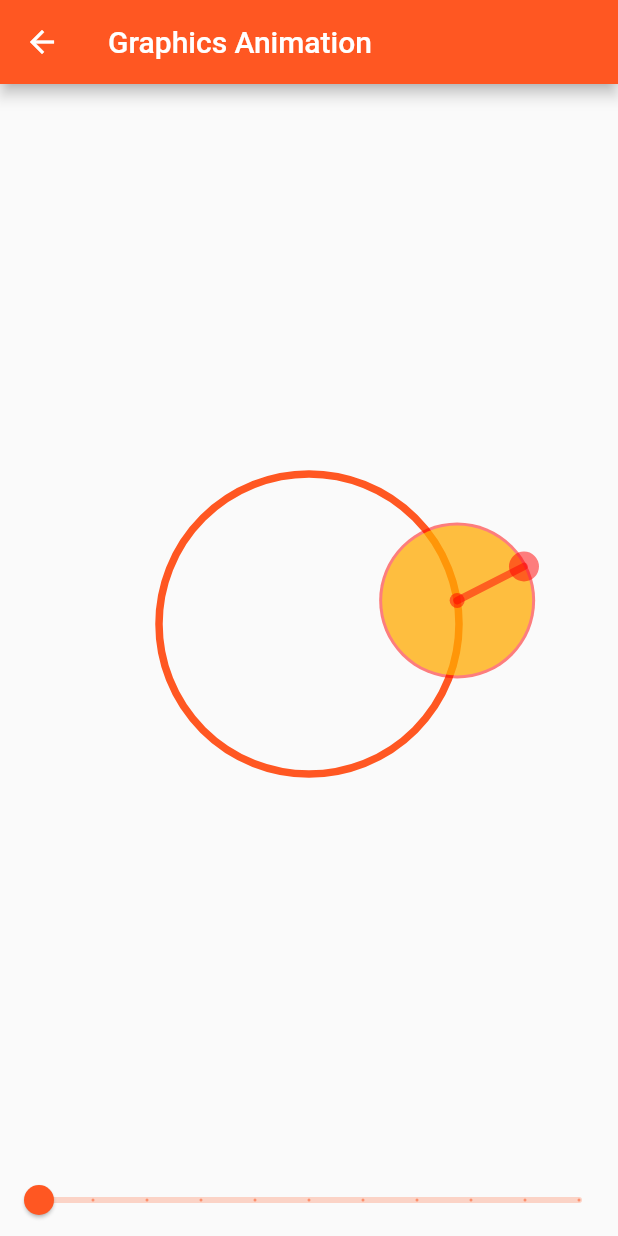
After one commit to mohamedYoussfi/flutter_ai_ocr_qrcode_facedetection, a Flutter app: the GraphicsPage screen opened by its route, on a phone screen of 412 x 824 dp. The commit adds this screen. Run offline on Flutter 3.47's test engine with Material 2 defaults, Android fonts, the phone set to English and light mode, and no system bars; our stand-ins replace image_cropper, image_picker, qr_flutter; missing offline and left inert: google_ml_kit, qr_code_scanner.

Commit message:
Second Commit Graphics Page

```diff
--- a/lib/main.dart
+++ b/lib/main.dart
@@ -1,5 +1,6 @@
 /// @Author : Mohamed YOUSSFI : med@youssfi.net
 import 'package:flutter/material.dart';
+import 'package:ocr_app/pages/graphics.page.dart';
 import 'package:ocr_app/pages/face.detector.page.dart';
 import 'package:ocr_app/pages/home.page.dart';
 import 'package:ocr_app/pages/ocr.page.dart';
@@ -23,7 +24,8 @@ class MyApp extends StatelessWidget {
         "/ocr":(context)=>const OcrPage(),
         "/face":(context)=>const FaceDetectorPage(),
         "/QR":(context)=>const QRCodePage(),
-        "/scanQR": (context)=> const QRViewScannerPage()
+        "/scanQR": (context)=> const QRViewScannerPage(),
+        "/graphics": (context)=> const GraphicsPage()
       },
     );
   }
--- /dev/null
+++ b/lib/pages/graphics.page.dart
@@ -0,0 +1,78 @@
+import 'package:flutter/material.dart';
+import 'dart:math';
+
+import '../widgets/painter.dart';
+class GraphicsPage extends StatefulWidget {
+  const GraphicsPage({Key? key}) : super(key: key);
+  @override
+  State<GraphicsPage> createState() => _GraphicsPageState();
+}
+
+class _GraphicsPageState extends State<GraphicsPage> with TickerProviderStateMixin {
+  double radius=50;
+  late Animation<double> animation;
+  late AnimationController animationController;
+  @override
+  void initState() {
+    // TODO: implement initState
+    super.initState();
+    animationController= AnimationController(vsync: this, duration: Duration(seconds: 4));
+    Tween<double> tween= Tween(begin: -pi,end: pi);
+    animation= tween.animate(animationController)
+      ..addListener(() {
+        setState(() {
+        });})
+      ..addStatusListener((status) {
+        if(status==AnimationStatus.completed){
+          animationController.repeat();
+        } else if(status==AnimationStatus.dismissed ){
+          animationController.forward();
+        }
+      })
+    ;
+    animationController.forward();
+  }
+  @override
+  void dispose() {
+    // TODO: implement dispose
+    animationController.dispose();
+    super.dispose();
+  }
+  @override
+  Widget build(BuildContext context) {
+    return Scaffold(
+      appBar: AppBar(
+        title: Text('Graphics Animation'),
+      ),
+      body:Column(
+        crossAxisAlignment: CrossAxisAlignment.start,
+        mainAxisAlignment: MainAxisAlignment.center,
+        children: [
+          Expanded(
+            child: AnimatedBuilder(
+              animation: animation,
+              builder: (context,snapshot){
+                return CustomPaint(
+                  painter: ShapePainter(animation.value, radius),
+                  child: Container(),
+                );
+              },
+            ),
+          ),
+          Slider(
+              value: radius,
+              min: 50,
+              max: 300,
+              label: radius.toString(),
+              divisions: 10,
+              onChanged: (value){
+                setState(() {
+                  radius=value;
+                });
+              }
+          )
+        ],
+      )
+    );
+  }
+}
--- a/lib/widgets/drawer.widget.dart
+++ b/lib/widgets/drawer.widget.dart
@@ -9,6 +9,7 @@ class MyDrawer extends StatelessWidget {
     {"title":"Face Detector", "icon": Icon(Icons.face), "route":"/face"},
     {"title":"QR Code Generate", "icon": Icon(Icons.qr_code), "route":"/QR"},
     {"title":"QR Scan & Generate", "icon": Icon(Icons.qr_code), "route":"/scanQR"},
+    {"title":"Graphics", "icon": Icon(Icons.grading), "route":"/graphics"},
   ];
   @override
   Widget build(BuildContext context) {
```
Also changed, not shown: lib/widgets/painter.dart (added, +44 -0 lines), captures/graphics.png (added), captures/menu.png.
